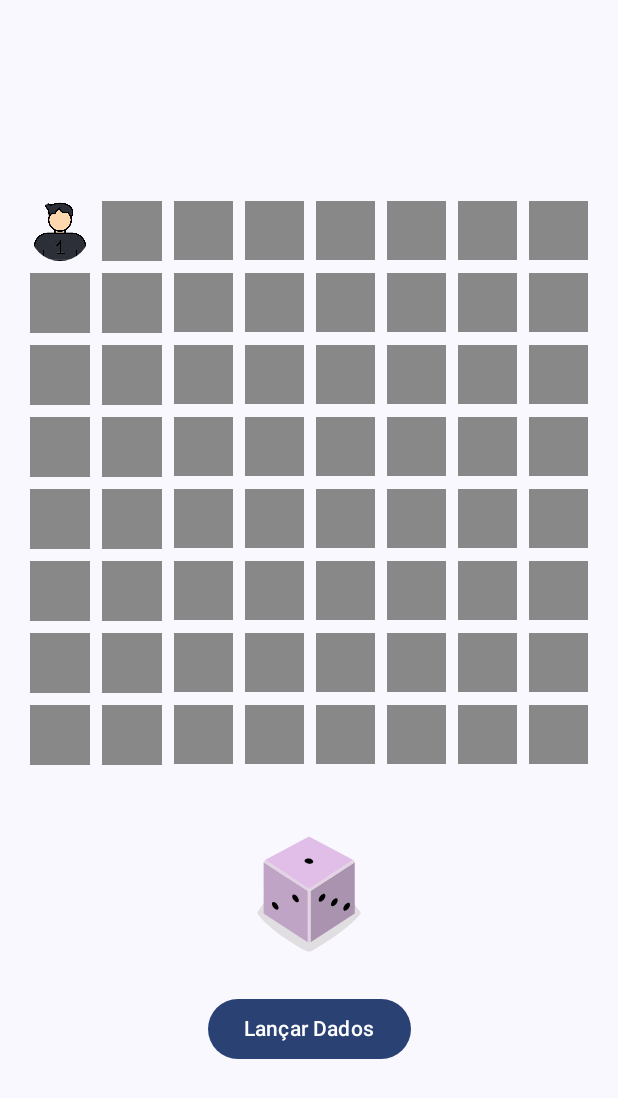
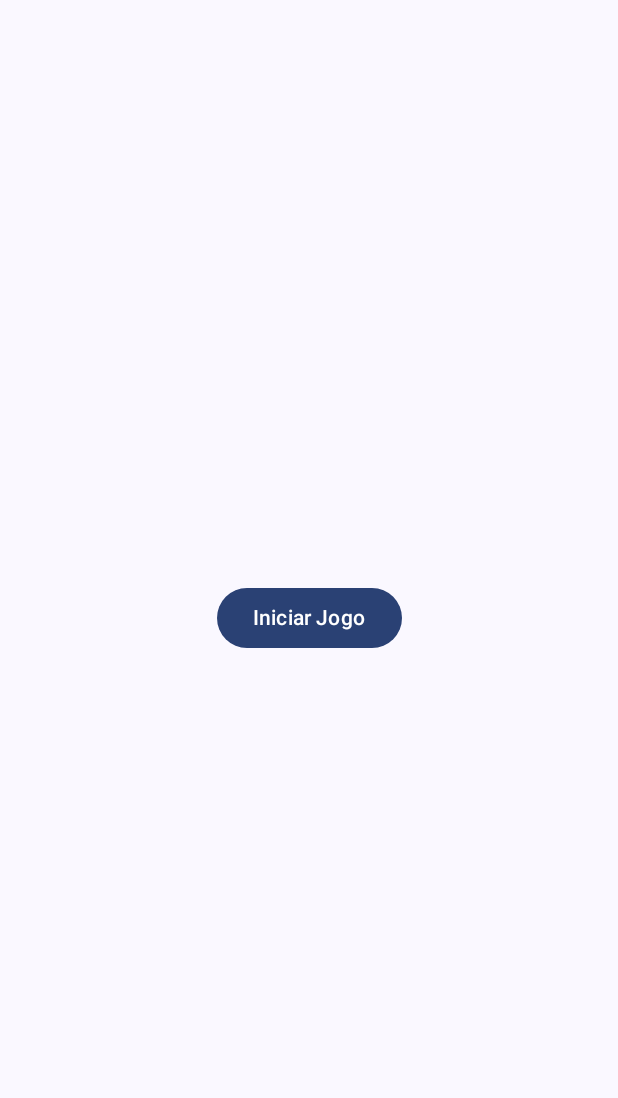
Before and after one commit to Rompery/DadosTabuleiros1702282, an Android app built with Jetpack Compose: the screen it shows after launch (MainActivity), on a phone screen of 412 x 824 dp. Shown: the top 1098 px of the screen. Run offline under Robolectric (Android 15) with nearby library versions, the phone set to English and light mode, and no system bars.

Commit message:
mudança de tela implementada e funcionando foi usada a função NavHost para mudar de tela inicial pra tela do jogo

```diff
--- a/app/build.gradle.kts
+++ b/app/build.gradle.kts
@@ -59,6 +59,7 @@ dependencies {
     implementation(libs.androidx.ui.graphics)
     implementation(libs.androidx.ui.tooling.preview)
     implementation(libs.androidx.material3)
+    implementation(libs.androidx.navigation.compose)
     testImplementation(libs.junit)
     androidTestImplementation(libs.androidx.junit)
     androidTestImplementation(libs.androidx.espresso.core)
--- a/app/src/main/java/com/example/dadostabuleiros/MainActivity.kt
+++ b/app/src/main/java/com/example/dadostabuleiros/MainActivity.kt
@@ -3,7 +3,6 @@ package com.example.dadostabuleiros
 import android.os.Bundle
 import androidx.activity.ComponentActivity
 import androidx.activity.compose.setContent
-import androidx.activity.enableEdgeToEdge
 import androidx.compose.foundation.Image
 import androidx.compose.foundation.background
 import androidx.compose.foundation.layout.Arrangement
@@ -36,17 +35,24 @@ import androidx.compose.ui.layout.ContentScale
 import androidx.compose.ui.res.painterResource
 import androidx.compose.ui.tooling.preview.Preview
 import androidx.compose.ui.unit.dp
+import androidx.navigation.NavHostController
+import androidx.navigation.compose.NavHost
+import androidx.navigation.compose.composable
+import androidx.navigation.compose.rememberNavController
 import com.example.dadostabuleiros.ui.theme.DadosTabuleirosTheme
 import kotlin.random.Random
 
 class MainActivity : ComponentActivity() {
     override fun onCreate(savedInstanceState: Bundle?) {
         super.onCreate(savedInstanceState)
-        enableEdgeToEdge()
         setContent {
             DadosTabuleirosTheme {
+                val navController = rememberNavController()
                 Surface(color = MaterialTheme.colorScheme.background) {
-                    GameScreen()
+                    NavHost(navController, startDestination = "main_screen") {
+                        composable("main_screen") { MainScreen(navController) }
+                        composable("game_screen") { GameScreen(navController) }
+                    }
                 }
             }
         }
@@ -54,7 +60,19 @@ class MainActivity : ComponentActivity() {
 }
 
 @Composable
-fun GameScreen() {
+fun MainScreen(navController: NavHostController) {
+    Column(
+        horizontalAlignment = Alignment.CenterHorizontally,
+        verticalArrangement = Arrangement.Center,
+        modifier = Modifier.fillMaxSize()
+    ) {
+        Button(onClick = { navController.navigate("game_screen") }) {
+            Text(text = "Iniciar Jogo")
+        }
+    }
+}
+@Composable
+fun GameScreen(navController: NavHostController) { // Adicionado navController
     var diceValue by remember { mutableIntStateOf(1) }
     var playerPosition by remember { mutableIntStateOf(0) }
 
@@ -72,6 +90,10 @@ fun GameScreen() {
             playerPosition = (playerPosition + diceValue) % 64
         }) {
             Text(text = "Lançar Dados")
+        }
+        Spacer(modifier = Modifier.height(16.dp)) // Adicionado
+        Button(onClick = { navController.popBackStack() }) { // Adicionado
+            Text(text = "Voltar")
         }
     }
 }
@@ -132,9 +154,16 @@ fun Dice(value: Int) {
 
 @Preview(showBackground = true)
 @Composable
-fun DadosTabuleirosPreview() {
+fun MainScreenPreview() {
     DadosTabuleirosTheme {
-        GameScreen()
-
+        MainScreen(rememberNavController()) // Adicionado
     }
 }
+
+@Preview(showBackground = true)
+@Composable
+fun GameScreenPreview() {
+    DadosTabuleirosTheme {
+        GameScreen(rememberNavController()) // Adicionado
+    }
+}
--- a/gradle/libs.versions.toml
+++ b/gradle/libs.versions.toml
@@ -8,6 +8,7 @@ espressoCore = "3.5.1"
 lifecycleRuntimeKtx = "2.8.1"
 activityCompose = "1.9.0"
 composeBom = "2023.08.00"
+navigationCompose = "2.7.7"
 
 [libraries]
 androidx-core-ktx = { group = "androidx.core", name = "core-ktx", version.ref = "coreKtx" }
@@ -24,6 +25,7 @@ androidx-ui-tooling-preview = { group = "androidx.compose.ui", name = "ui-toolin
 androidx-ui-test-manifest = { group = "androidx.compose.ui", name = "ui-test-manifest" }
 androidx-ui-test-junit4 = { group = "androidx.compose.ui", name = "ui-test-junit4" }
 androidx-material3 = { group = "androidx.compose.material3", name = "material3" }
+androidx-navigation-compose = { group = "androidx.navigation", name = "navigation-compose", version.ref = "navigationCompose" }
 
 [plugins]
 android-application = { id = "com.android.application", version.ref = "agp" }
```
